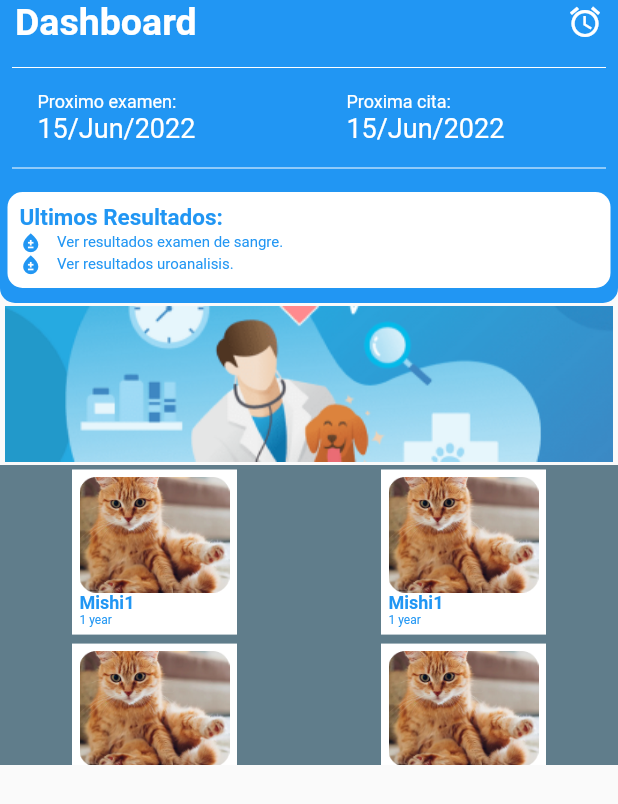
After one commit to black-redoc/tenshi, a Flutter app: the Dashboard screen opened by its route, on a phone screen of 412 x 824 dp. The commit adds this screen. Shown: the top 804 px of the screen. Run offline on Flutter 3.47's test engine with Material 2 defaults, Android fonts, the phone set to English and light mode, and no system bars.

Commit message:
feat: added dashboard page body

```diff
--- a/lib/main.dart
+++ b/lib/main.dart
@@ -1,15 +1,18 @@
 import 'package:flutter/material.dart';
 import 'package:tenshi/router.dart';
 
-void main() => runApp(MyApp());
+void main() => runApp(const MyApp());
 
 class MyApp extends StatelessWidget {
+  const MyApp({Key? key}) : super(key: key);
+
   @override
   Widget build(BuildContext context) {
     return MaterialApp(
       debugShowCheckedModeBanner: false,
       title: 'Tenshi',
       routes: Routes.router,
+      // initialRoute: "/dashboard",
     );
   }
 }
--- /dev/null
+++ b/lib/pages/dashboard.dart
@@ -0,0 +1,301 @@
+import 'package:flutter/material.dart';
+
+class Dashboard extends StatefulWidget {
+  const Dashboard({Key? key}) : super(key: key);
+
+  @override
+  State<Dashboard> createState() => _DashboardState();
+}
+
+class _DashboardState extends State<Dashboard> {
+  @override
+  Widget build(BuildContext context) {
+    return Scaffold(
+      body: Column(
+        children: <Widget>[
+          _header(),
+          _banner(),
+          _pets()
+        ]
+      ),
+    );
+  }
+
+  Widget _pets() {
+    return Container(
+      height: 200,
+      color: Colors.blueGrey,
+      child: ListView(
+        padding: const EdgeInsets.all(0),
+        shrinkWrap: true,
+        children: <Widget>[
+          Row(
+            mainAxisAlignment: MainAxisAlignment.spaceAround,
+            children: [
+              Container(
+                margin: const EdgeInsets.all(3),
+                padding: const EdgeInsets.all(5),
+                color: Colors.white,
+                child: Column(
+                  crossAxisAlignment: CrossAxisAlignment.start,
+                  children: <Widget>[
+                    Image.asset("assets/cat.png", width: 100),
+                    const Text(
+                      "Mishi1",
+                      style: TextStyle(
+                        color: Colors.blue,
+                        fontSize: 12,
+                        fontWeight: FontWeight.bold
+                      ),
+                    ),
+                    const Text(
+                      "1 year",
+                      style: TextStyle(
+                        color: Colors.blue,
+                        fontSize: 8
+                      ),
+                    )
+                  ]
+                )
+              ),
+              Container(
+                margin: const EdgeInsets.all(3),
+                padding: const EdgeInsets.all(5),
+                color: Colors.white,
+                child: Column(
+                  crossAxisAlignment: CrossAxisAlignment.start,
+                  children: <Widget>[
+                    Image.asset("assets/cat.png", width: 100),
+                    const Text(
+                      "Mishi1",
+                      style: TextStyle(
+                        color: Colors.blue,
+                        fontSize: 12,
+                        fontWeight: FontWeight.bold
+                      ),
+                    ),
+                    const Text(
+                      "1 year",
+                      style: TextStyle(
+                        color: Colors.blue,
+                        fontSize: 8
+                      ),
+                    )
+                  ]
+                )
+              )
+            ],
+          ),
+          Row(
+            mainAxisAlignment: MainAxisAlignment.spaceAround,
+            children: [
+              Container(
+                margin: const EdgeInsets.all(3),
+                padding: const EdgeInsets.all(5),
+                color: Colors.white,
+                child: Column(
+                  crossAxisAlignment: CrossAxisAlignment.start,
+                  children: <Widget>[
+                    Image.asset("assets/cat.png", width: 100),
+                    const Text(
+                      "Mishi1",
+                      style: TextStyle(
+                        color: Colors.blue,
+                        fontSize: 12,
+                        fontWeight: FontWeight.bold
+                      ),
+                    ),
+                    const Text(
+                      "1 year",
+                      style: TextStyle(
+                        color: Colors.blue,
+                        fontSize: 8
+                      ),
+                    )
+                  ]
+                )
+              ),
+              Container(
+                margin: const EdgeInsets.all(3),
+                padding: const EdgeInsets.all(5),
+                color: Colors.white,
+                child: Column(
+                  crossAxisAlignment: CrossAxisAlignment.start,
+                  children: <Widget>[
+                    Image.asset("assets/cat.png", width: 100),
+                    const Text(
+                      "Mishi1",
+                      style: TextStyle(
+                        color: Colors.blue,
+                        fontSize: 12,
+                        fontWeight: FontWeight.bold
+                      ),
+                    ),
+                    const Text(
+                      "1 year",
+                      style: TextStyle(
+                        color: Colors.blue,
+                        fontSize: 8
+                      ),
+                    )
+                  ]
+                )
+              )
+            ],
+          )
+        ],
+      )
+    );
+  }
+
+  Widget _banner() {
+    return Padding(
+      padding: const EdgeInsets.symmetric(vertical: 2.0),
+      child: Image.asset("assets/banner_dashboard.png"),
+    );
+  }
+
+  Widget _header() {
+    return Container(
+      decoration: const BoxDecoration(
+        borderRadius: BorderRadius.only(
+          bottomLeft: Radius.circular(10),
+          bottomRight: Radius.circular(10),
+        ),
+        color: Colors.blue
+      ),
+      child: SafeArea(
+        child: Column(
+          children: <Widget>[
+            Padding(
+              padding: const EdgeInsets.symmetric(horizontal: 10),
+              child: Row(
+                mainAxisAlignment: MainAxisAlignment.spaceBetween,
+                children: const <Widget>[
+                  Text(
+                    "Dashboard",
+                    style: TextStyle(
+                      color: Colors.white,
+                      fontSize: 25,
+                      fontWeight: FontWeight.bold
+                    ),
+                  ),
+                  Icon(Icons.access_alarms, color: Colors.white)
+                ]
+              ),
+            ),
+            const Padding(
+              padding: EdgeInsets.all(8.0),
+              child: Divider(
+                color: Colors.white
+              ),
+            ),
+            Row(
+              mainAxisAlignment: MainAxisAlignment.spaceAround,
+              children: <Widget>[
+                Column(
+                  crossAxisAlignment: CrossAxisAlignment.start,
+                  children: const <Widget>[
+                    Text(
+                      "Proximo examen:",
+                      style: TextStyle(
+                        color: Colors.white,
+                        fontSize: 12
+                      )
+                    ),
+                    Text(
+                      "15/Jun/2022",
+                      style: TextStyle(
+                        color: Colors.white,
+                        fontSize: 18
+                      )
+                    )
+                  ]
+                ),
+                const SizedBox(width: 1),
+                Column(
+                  crossAxisAlignment: CrossAxisAlignment.start,
+                  children: const <Widget>[
+                    Text(
+                      "Proxima cita:",
+                      style: TextStyle(
+                        color: Colors.white,
+                        fontSize: 12
+                      )
+                    ),
+                    Text(
+                      "15/Jun/2022",
+                      style: TextStyle(
+                        color: Colors.white,
+                        fontSize: 18
+                      )
+                    )
+                  ]
+                ),
+                const SizedBox(width: 1),
+              ]
+            ),
+            const Padding(
+              padding: EdgeInsets.all(8.0),
+              child: Divider(
+                color: Colors.white
+              ),
+            ),
+            Container(
+              width: double.infinity,
+              margin: const EdgeInsets.only(
+                left: 5,
+                right: 5,
+                bottom: 10
+              ),
+              padding: const EdgeInsets.all(8),
+              decoration: BoxDecoration(
+                color: Colors.white,
+                borderRadius: BorderRadius.circular(10)
+              ),
+              child: Column(
+                crossAxisAlignment: CrossAxisAlignment.start,
+                children: <Widget>[
+                  const Text(
+                    "Ultimos Resultados:",
+                    style: TextStyle(
+                      color: Colors.blue,
+                      fontSize: 15,
+                      fontWeight: FontWeight.bold
+                    ),
+                  ),
+                  Row(
+                    children: const <Widget>[
+                      Icon(Icons.bloodtype, size: 15, color: Colors.blue),
+                      SizedBox(width: 10),
+                      Text(
+                        "Ver resultados examen de sangre.",
+                        style: TextStyle(
+                          color: Colors.blue,
+                          fontSize: 10
+                        )
+                      )
+                    ],
+                  ),
+                  Row(
+                    children: const <Widget>[
+                      Icon(Icons.bloodtype, size: 15, color: Colors.blue),
+                      SizedBox(width: 10),
+                      Text(
+                        "Ver resultados uroanalisis.",
+                        style: TextStyle(
+                          color: Colors.blue,
+                          fontSize: 10
+                        )
+                      )
+                    ],
+                  )
+                ]
+              ),
+            )
+          ]
+        ),
+      ),
+    );
+  }
+}
--- a/lib/router.dart
+++ b/lib/router.dart
@@ -1,4 +1,5 @@
 import 'package:flutter/material.dart' show BuildContext, WidgetBuilder;
+import 'package:tenshi/pages/dashboard.dart';
 import 'package:tenshi/pages/login_email.dart';
 import 'package:tenshi/pages/login_page.dart';
 import 'package:tenshi/pages/stepper_1.dart';
@@ -10,6 +11,7 @@ class Routes {
     "/loginEmail": (BuildContext context) => const LoginEmail(),
     "/stepper1": (BuildContext context) => const Stepper1(),
     "/stepper2": (BuildContext context) => const Stepper2(),
+    "/dashboard": (BuildContext context) => const Dashboard()
   };
 
   static Map<String, WidgetBuilder> get router => _myRoutes;
```
Also changed, not shown: assets/banner_dashboard.png (added), assets/cat.png (added).
